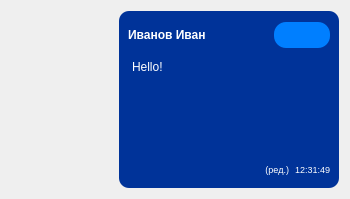
Old version of the form client/formtextmessage.ui in the repository BagaevDanil/messenger.
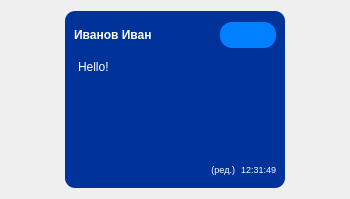
New version of the form. Icons and pictures are not drawn.

Commit message: expanded the general message class

Patch:
```diff
--- a/client/formtextmessage.ui
+++ b/client/formtextmessage.ui
@@ -41,20 +41,7 @@
    <item>
     <layout class="QHBoxLayout" name="horizontalLayout">
      <item>
-      <spacer name="horizontalSpacer">
-       <property name="orientation">
-        <enum>Qt::Horizontal</enum>
-       </property>
-       <property name="sizeHint" stdset="0">
-        <size>
-         <width>40</width>
-         <height>20</height>
-        </size>
-       </property>
-      </spacer>
-     </item>
-     <item>
-      <widget class="QWidget" name="widget" native="true">
+      <widget class="QWidget" name="widgetMessage" native="true">
        <property name="sizePolicy">
         <sizepolicy hsizetype="Fixed" vsizetype="Preferred">
          <horstretch>200</horstretch>
```
Left out of the diff: 10 changed lines with no effect on the pictures. The commit also changes 6 other files.
